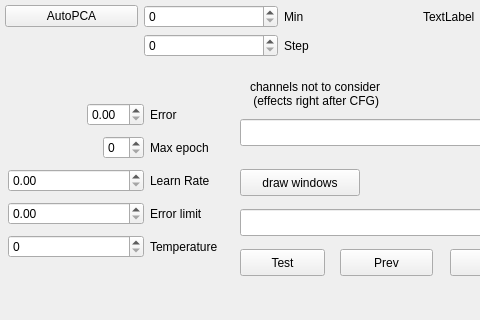
Before: the Qt Designer form net.ui in ArtfulVampire/SecondGUIrepo, drawn with Qt 5; both pictures show x 0 to 480 and y 251 to 571 of the 981 by 571 pixel window.
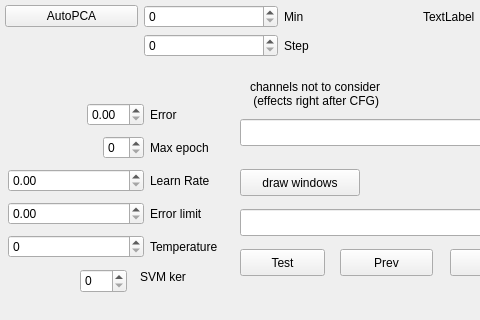
After: the same form once the commit is applied.

Diff of the .ui file:
```diff
--- a/net.ui
+++ b/net.ui
@@ -615,6 +615,29 @@
     </item>
    </layout>
   </widget>
+  <widget class="QSpinBox" name="svmKernelSpinBox">
+   <property name="geometry">
+    <rect>
+     <x>80</x>
+     <y>520</y>
+     <width>47</width>
+     <height>24</height>
+    </rect>
+   </property>
+  </widget>
+  <widget class="QLabel" name="label_19">
+   <property name="geometry">
+    <rect>
+     <x>140</x>
+     <y>520</y>
+     <width>57</width>
+     <height>15</height>
+    </rect>
+   </property>
+   <property name="text">
+    <string>SVM ker</string>
+   </property>
+  </widget>
  </widget>
  <resources/>
  <connections/>
```
